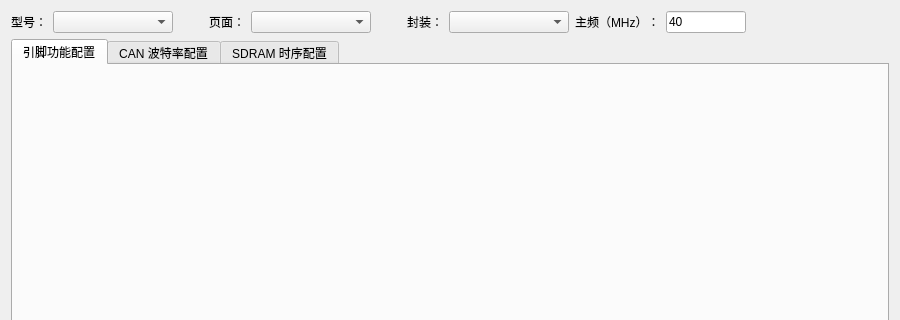
Above: SWMTool.ui from Synwit-Co-Ltd/SWMTool before the change; both pictures show x 0 to 900 and y 0 to 320 of the 900 by 700 pixel window. Below: the same form after it.
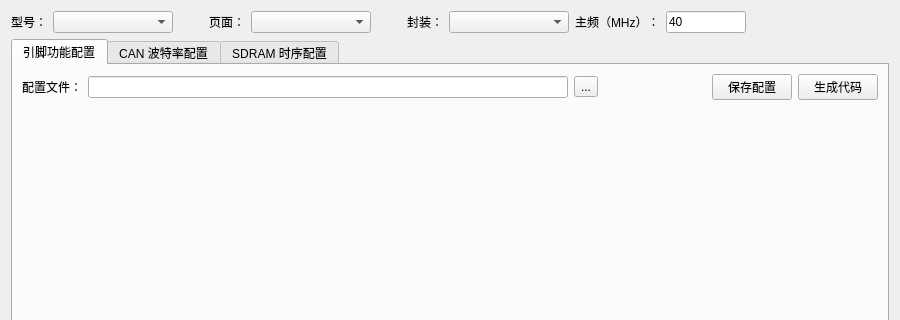
That is the form after the change.

Commit message: add pin config file load/save and code generation

The edit to the form file:
```diff
--- a/SWMTool.ui
+++ b/SWMTool.ui
@@ -155,6 +155,76 @@
       <attribute name="title">
        <string>引脚功能配置</string>
       </attribute>
+      <layout class="QVBoxLayout" name="vLayoutPIN">
+       <item>
+        <layout class="QHBoxLayout" name="hLayoutPIN">
+         <item>
+          <widget class="QLabel" name="lblPinPath">
+           <property name="text">
+            <string>配置文件：</string>
+           </property>
+          </widget>
+         </item>
+         <item>
+          <widget class="QLineEdit" name="linPinPath">
+           <property name="minimumSize">
+            <size>
+             <width>480</width>
+             <height>0</height>
+            </size>
+           </property>
+          </widget>
+         </item>
+         <item>
+          <widget class="QToolButton" name="btnPinPath">
+           <property name="text">
+            <string>...</string>
+           </property>
+          </widget>
+         </item>
+         <item>
+          <spacer name="hSpacerPIN">
+           <property name="orientation">
+            <enum>Qt::Horizontal</enum>
+           </property>
+           <property name="sizeType">
+            <enum>QSizePolicy::Expanding</enum>
+           </property>
+           <property name="sizeHint" stdset="0">
+            <size>
+             <width>40</width>
+             <height>20</height>
+            </size>
+           </property>
+          </spacer>
+         </item>
+         <item>
+          <widget class="QPushButton" name="btnPinSave">
+           <property name="text">
+            <string>保存配置</string>
+           </property>
+          </widget>
+         </item>
+         <item>
+          <widget class="QPushButton" name="btnPinGen">
+           <property name="text">
+            <string>生成代码</string>
+           </property>
+          </widget>
+         </item>
+        </layout>
+       </item>
+       <item>
+        <widget class="QWidget" name="viewPIN" native="true">
+         <property name="sizePolicy">
+          <sizepolicy hsizetype="Preferred" vsizetype="Expanding">
+           <horstretch>0</horstretch>
+           <verstretch>0</verstretch>
+          </sizepolicy>
+         </property>
+        </widget>
+       </item>
+      </layout>
      </widget>
      <widget class="QWidget" name="tabCAN">
       <attribute name="title">
```
The commit also changes 2 other files.
